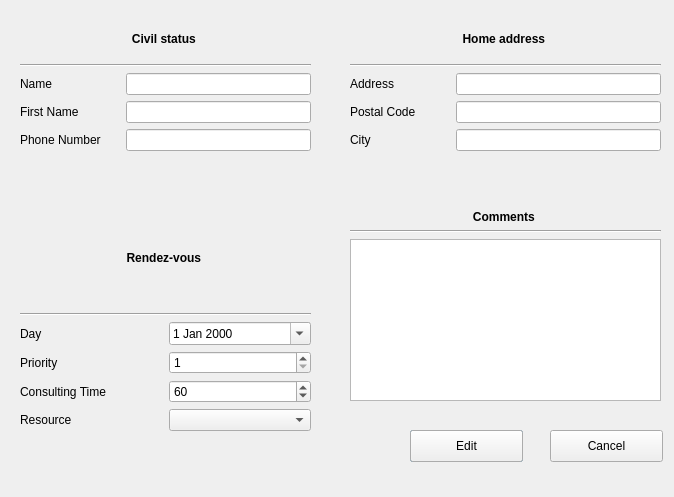
This is customer.ui in GouVsky/Projet_C- as Qt 5 draws it before an edit. The edited form follows.
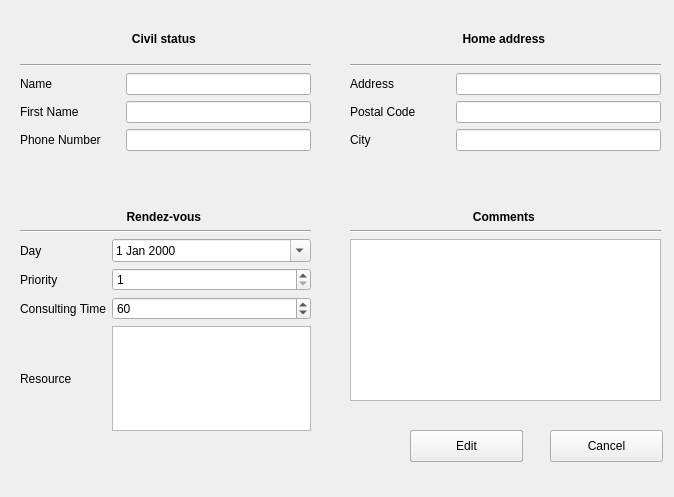
This is the edited form.

Commit message: Transform QCombobox into a QListWidget.

What changed in the file:
```diff
--- a/customer.ui
+++ b/customer.ui
@@ -222,7 +222,11 @@
      </widget>
     </item>
     <item row="5" column="1">
-     <widget class="QComboBox" name="resourcesList"/>
+     <widget class="QListWidget" name="resourcesList">
+      <property name="selectionMode">
+       <enum>QAbstractItemView::MultiSelection</enum>
+      </property>
+     </widget>
     </item>
    </layout>
   </widget>
```
Left out of the diff: 1 changed line with no effect on the pictures. The commit also changes 10 other files.
